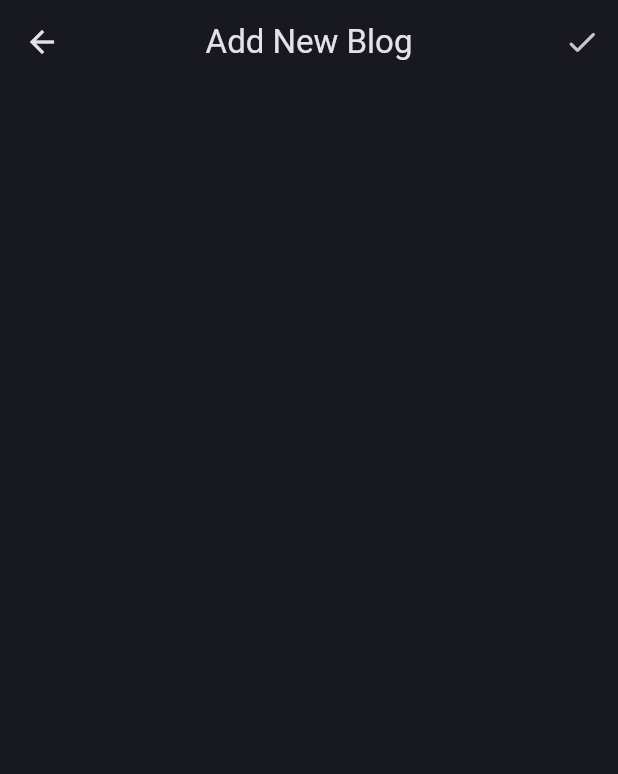
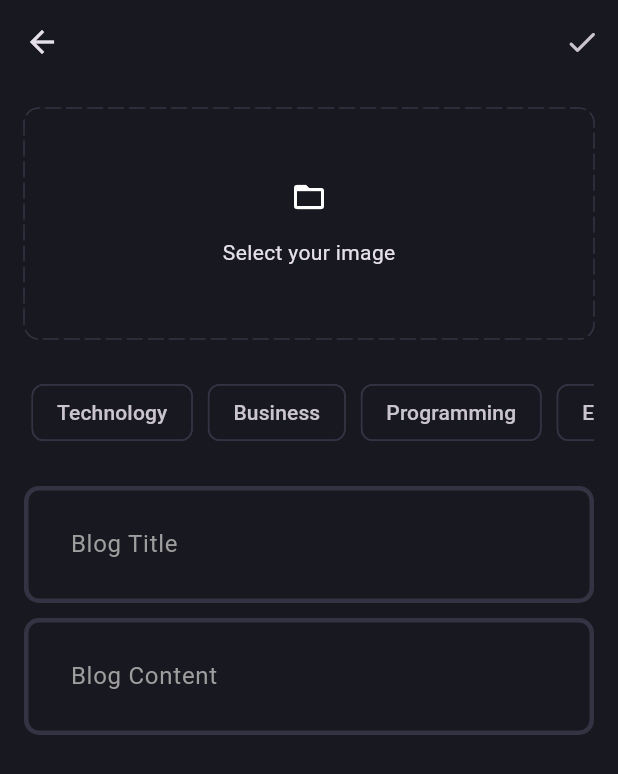
Before and after one commit to milyas26/blog-app-flutter, a Flutter app: the AddNewBlogPage screen opened directly, on a phone screen of 412 x 824 dp. Shown: the top 774 px of the screen. Run offline on Flutter 3.47's test engine with Material 3 defaults, Android fonts, the phone set to English and light mode, and no system bars; drawn by our look-alikes of dotted_border; our stand-ins replace flutter_bloc, fpdart, get_it, image_picker, supabase_flutter; accounts and stored records are empty.

Commit message:
feat: upload blog modul

```diff
--- a/lib/core/theme/theme.dart
+++ b/lib/core/theme/theme.dart
@@ -12,6 +12,9 @@ class AppTheme {
         backgroundColor: AppPallete.backgroundColor,
       ),
       scaffoldBackgroundColor: AppPallete.backgroundColor,
+      chipTheme: const ChipThemeData(
+          color: MaterialStatePropertyAll(AppPallete.backgroundColor),
+          side: BorderSide.none),
       inputDecorationTheme: InputDecorationTheme(
         contentPadding: const EdgeInsets.all(27),
         enabledBorder: _border(),
--- /dev/null
+++ b/lib/features/blog/data/models/blog_model.dart
@@ -0,0 +1,39 @@
+import 'package:blog_app/features/blog/domain/entities/blog.dart';
+
+class BlogModel extends Blog {
+  BlogModel({
+    required super.id,
+    required super.posterId,
+    required super.title,
+    required super.content,
+    required super.imageUrl,
+    required super.topics,
+    required super.updatedAt,
+  });
+
+  Map<String, dynamic> toJson() {
+    return {
+      'id': id,
+      'poster_id': posterId,
+      'title': title,
+      'content': content,
+      'image_url': imageUrl,
+      'topics': topics,
+      'updated_at': updatedAt.toIso8601String(),
+    };
+  }
+
+  factory BlogModel.fromJson(Map<String, dynamic> map) {
+    return BlogModel(
+      id: map['id'],
+      posterId: map['poster_id'],
+      title: map['title'],
+      content: map['content'],
+      imageUrl: map['image_url'],
+      topics: List<String>.from(map['topics'] ?? []),
+      updatedAt: map['updated_at'] == null
+          ? DateTime.now()
+          : DateTime.parse(map['updated_at']),
+    );
+  }
+}
--- /dev/null
+++ b/lib/features/blog/domain/entities/blog.dart
@@ -0,0 +1,19 @@
+class Blog {
+  final String id;
+  final String posterId;
+  final String title;
+  final String content;
+  final List<String> topics;
+  final String? imageUrl;
+  final DateTime updatedAt;
+
+  Blog({
+    required this.id,
+    required this.posterId,
+    required this.title,
+    required this.content,
+    required this.topics,
+    this.imageUrl,
+    required this.updatedAt,
+  });
+}
--- a/lib/features/blog/presentation/pages/add_new_blog_page.dart
+++ b/lib/features/blog/presentation/pages/add_new_blog_page.dart
@@ -1,3 +1,9 @@
+import 'dart:io';
+
+import 'package:blog_app/core/theme/app_pallete.dart';
+import 'package:blog_app/core/utils/pick_image.dart';
+import 'package:blog_app/features/blog/presentation/pages/blog_editor.dart';
+import 'package:dotted_border/dotted_border.dart';
 import 'package:flutter/material.dart';
 
 class AddNewBlogPage extends StatefulWidget {
@@ -12,12 +18,33 @@ class AddNewBlogPage extends StatefulWidget {
 }
 
 class _AddNewBlogPageState extends State<AddNewBlogPage> {
+  final titleController = TextEditingController();
+  final contentController = TextEditingController();
+  List<String> selectedTopics = [];
+  File? image;
+
+  void selectImage() async {
+    final pickedImage = await pickImage();
+
+    if (pickedImage != null) {
+      setState(() {
+        image = pickedImage;
+      });
+    }
+  }
+
+  @override
+  void dispose() {
+    titleController.dispose();
+    contentController.dispose();
+    super.dispose();
+  }
+
   @override
   Widget build(BuildContext context) {
     return Scaffold(
         appBar: AppBar(
           centerTitle: true,
-        title: const Text('Add New Blog'),
           actions: [
             IconButton(
               icon: const Icon(Icons.done_rounded),
@@ -25,6 +52,98 @@ class _AddNewBlogPageState extends State<AddNewBlogPage> {
             )
           ],
         ),
-    );
+        body: SingleChildScrollView(
+          child: Padding(
+            padding: const EdgeInsets.all(16.0),
+            child: Column(
+              children: [
+                image != null
+                    ? GestureDetector(
+                        onTap: selectImage,
+                        child: ClipRRect(
+                          borderRadius: BorderRadius.circular(10),
+                          child: Image.file(
+                            image!,
+                            height: 200,
+                            width: double.infinity,
+                            fit: BoxFit.cover,
+                          ),
+                        ),
+                      )
+                    : GestureDetector(
+                        onTap: selectImage,
+                        child: DottedBorder(
+                          color: AppPallete.borderColor,
+                          dashPattern: const [10, 4],
+                          radius: const Radius.circular(10),
+                          borderType: BorderType.RRect,
+                          strokeCap: StrokeCap.round,
+                          child: Container(
+                            height: 150,
+                            width: double.infinity,
+                            child: const Center(
+                              child: Column(
+                                mainAxisAlignment: MainAxisAlignment.center,
+                                children: [
+                                  Icon(Icons.folder_open),
+                                  SizedBox(height: 15),
+                                  Text('Select your image'),
+                                ],
+                              ),
+                            ),
+                          ),
+                        ),
+                      ),
+                const SizedBox(height: 20),
+                SingleChildScrollView(
+                  scrollDirection: Axis.horizontal,
+                  child: Row(
+                    children: [
+                      'Technology',
+                      'Business',
+                      'Programming',
+                      'Entertainment'
+                    ]
+                        .map((e) => Padding(
+                              padding: const EdgeInsets.all(5.0),
+                              child: GestureDetector(
+                                onTap: () {
+                                  if (selectedTopics.contains(e)) {
+                                    selectedTopics.remove(e);
+                                  } else {
+                                    selectedTopics.add(e);
+                                  }
+                                  setState(() {});
+                                },
+                                child: Chip(
+                                    label: Text(e),
+                                    color: selectedTopics.contains(e)
+                                        ? const MaterialStatePropertyAll(
+                                            AppPallete.gradient1)
+                                        : const MaterialStatePropertyAll(
+                                            AppPallete.backgroundColor),
+                                    side: selectedTopics.contains(e)
+                                        ? null
+                                        : const BorderSide(
+                                            color: AppPallete.borderColor)),
+                              ),
+                            ))
+                        .toList(),
+                  ),
+                ),
+                const SizedBox(height: 20),
+                BlogEditor(
+                  titleController: titleController,
+                  hintText: 'Blog Title',
+                ),
+                const SizedBox(height: 10),
+                BlogEditor(
+                  titleController: contentController,
+                  hintText: 'Blog Content',
+                ),
+              ],
+            ),
+          ),
+        ));
   }
 }
--- /dev/null
+++ b/lib/features/blog/presentation/pages/blog_editor.dart
@@ -0,0 +1,18 @@
+import 'package:flutter/material.dart';
+
+class BlogEditor extends StatelessWidget {
+  final TextEditingController titleController;
+  final String hintText;
+
+  const BlogEditor(
+      {super.key, required this.titleController, required this.hintText});
+
+  @override
+  Widget build(BuildContext context) {
+    return TextFormField(
+      controller: titleController,
+      decoration: InputDecoration(hintText: hintText),
+      maxLines: null,
+    );
+  }
+}
--- a/pubspec.yaml
+++ b/pubspec.yaml
@@ -38,6 +38,8 @@ dependencies:
   supabase_flutter: ^2.3.4
   flutter_bloc: ^8.1.4
   get_it: ^7.6.7
+  dotted_border: ^2.1.0
+  image_picker: ^1.0.7
 
 dev_dependencies:
   flutter_test:
```
Also changed, not shown: lib/core/utils/pick_image.dart (added, +14 -0 lines), lib/features/blog/data/datasources/blog_remote_data_source.dart (added, +24 -0 lines), pubspec.lock, 6 other files. Lines whose indentation alone changed are shown as unchanged.
